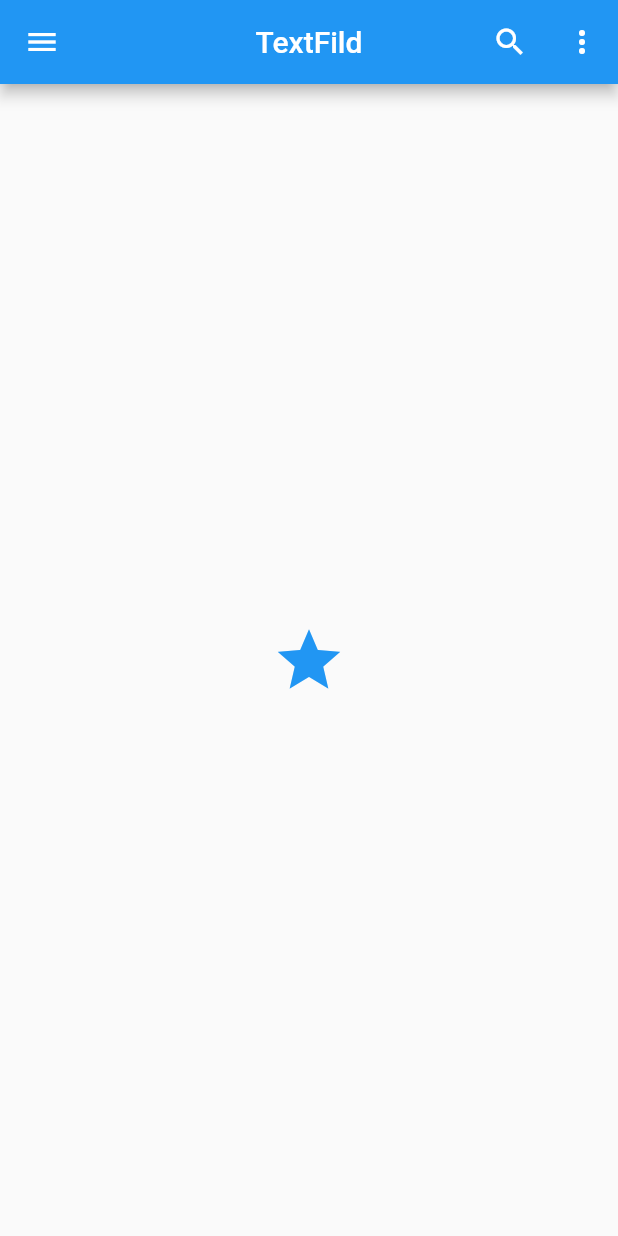
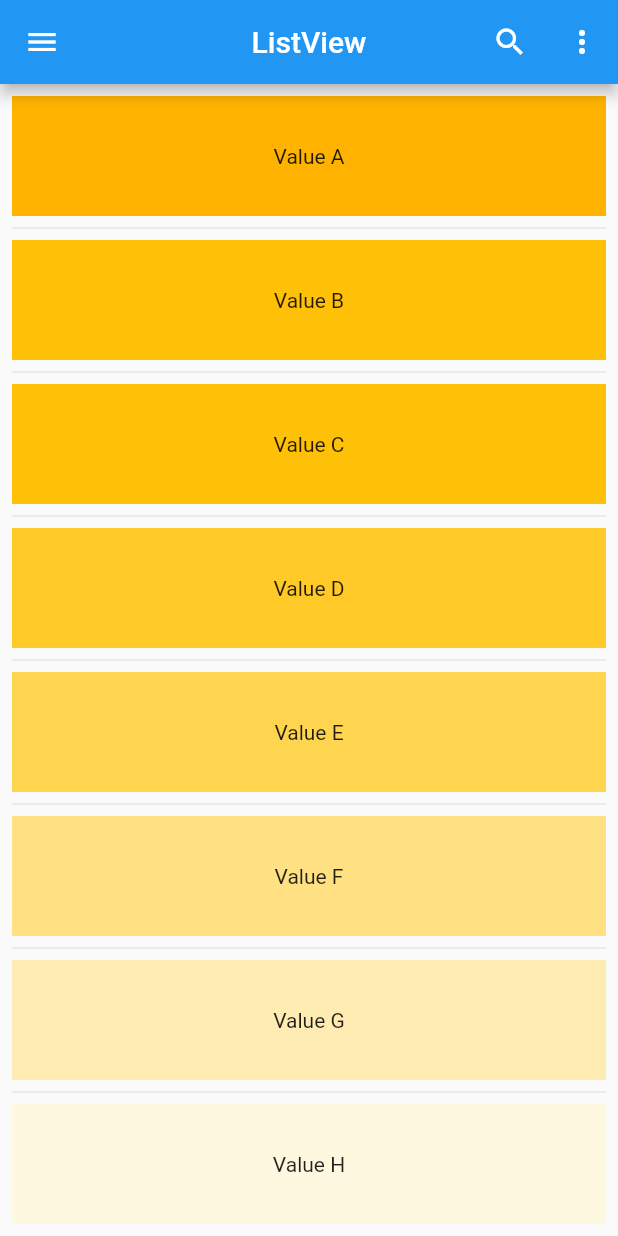
Before and after one commit to souvik600/flutter_all_concept, a Flutter app: the screen it shows after launch, on a phone screen of 412 x 824 dp. Run offline on Flutter 3.47's test engine with Material 2 defaults, Android fonts, the phone set to English and light mode, and no system bars.

Commit message:
ListView_In_flutter

```diff
--- a/lib/main.dart
+++ b/lib/main.dart
@@ -1,4 +1,4 @@
-/// TextFild In Flutter
+/// ListView in Flutter
 
 import 'package:flutter/material.dart';
 
@@ -14,25 +14,79 @@ class MyApp extends StatelessWidget {
     return MaterialApp(
       home: Scaffold(
         appBar: AppBar(
-          title: const Text("TextFild"),
+          title: const Text("ListView"),
           centerTitle: true,
           leading: IconButton(onPressed: () {}, icon: const Icon(Icons.menu)),
           actions: [
             IconButton(onPressed: () {}, icon: const Icon(Icons.search)),
-           IconButton(onPressed: () {}, icon: const Icon(Icons.more_vert))
+            IconButton(onPressed: () {}, icon: const Icon(Icons.more_vert))
           ],
         ),
-        body: const MyIconWidget(),
+        body: const ListViewWidget(),
       ),
     );
   }
 }
 
-class MyIconWidget extends StatelessWidget {
-  const MyIconWidget({Key? key}) : super(key: key);
+class ListViewWidget extends StatefulWidget {
+  const ListViewWidget({Key? key}) : super(key: key);
+
+  @override
+  State<ListViewWidget> createState() => _ListViewWidgetState();
+}
+
+class _ListViewWidgetState extends State<ListViewWidget> {
+  final List<String> inputs = <String>[
+    'A',
+    'B',
+    'C',
+    'D',
+    'E',
+    'F',
+    'G',
+    'H',
+  ];
+  final List<int> colorCodes = <int>[
+    600,
+    500,
+    500,
+    400,
+    300,
+    200,
+    100,
+    50,
+  ];
 
   @override
   Widget build(BuildContext context) {
-    return const Center(child: Icon(Icons.star,size: 50,color: Colors.blue,));
+    return ListView.separated(
+        padding: const EdgeInsets.all(8),
+        itemBuilder: (BuildContext context, int index) {
+         return Container(
+            height: 80,
+            color: Colors.amber[colorCodes[index]],
+            child: Center(child: Text('Value ${inputs[index]}')),
+          );
+        },
+        separatorBuilder: (BuildContext context, int index) => const Divider(),
+        itemCount: inputs.length);
   }
+  // final List<String> entries = <String>['A', 'B', 'C'];
+  // final List<int> colorCodes = <int>[600, 500, 100];
+  //
+  // Widget build(BuildContext context) {
+  //   return ListView.separated(
+  //     padding: const EdgeInsets.all(8),
+  //     itemCount: entries.length,
+  //     itemBuilder: (BuildContext context, int index) {
+  //       return Container(
+  //         height: 50,
+  //         color: Colors.amber[colorCodes[index]],
+  //         child: Center(child: Text('Entry ${entries[index]}')),
+  //       );
+  //     },
+  //     separatorBuilder: (BuildContext context, int index) => const Divider(),
+  //   );
+  // }
+
 }
```
